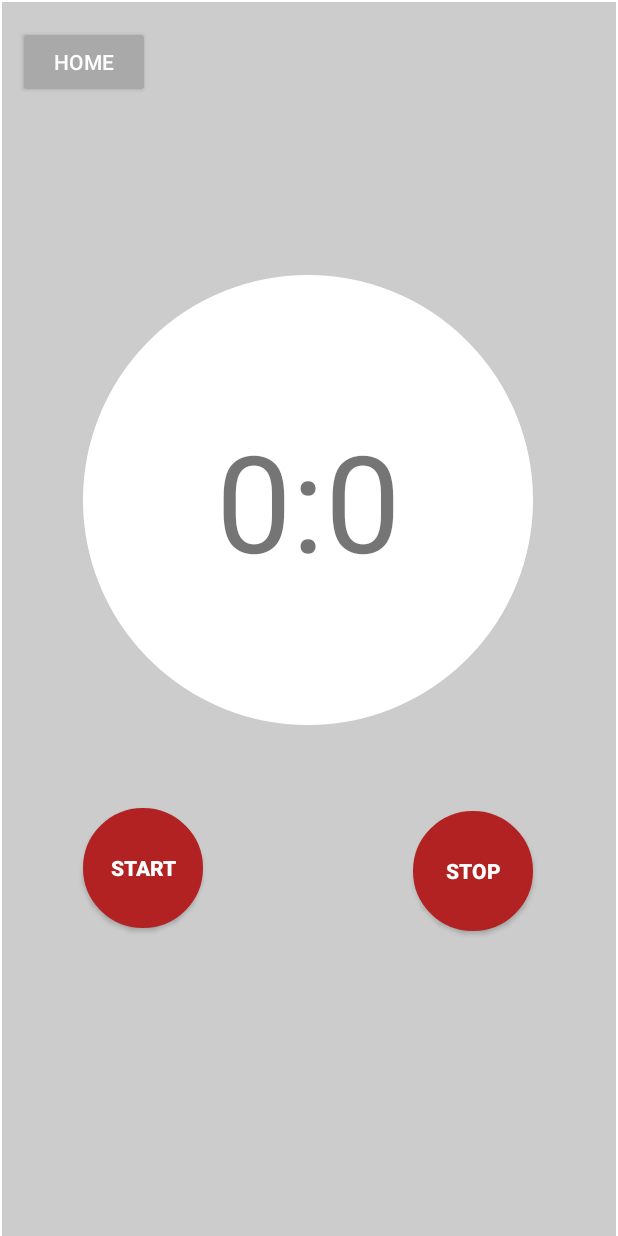
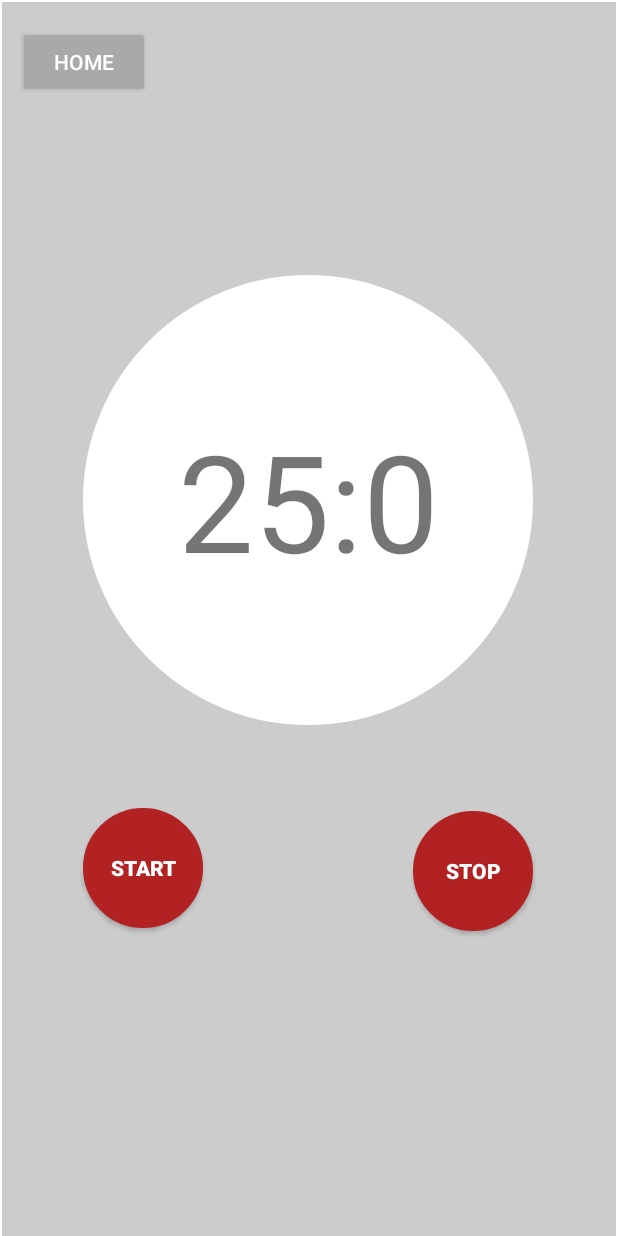
Before and after one commit to Nilufar-B/Android-Development-Labb-2, an Android app: the TimerFragment screen opened through its navigation route, on a phone screen of 412 x 824 dp. Run offline under Robolectric (Android 15) with nearby library versions, the phone set to English and light mode, and no system bars; Roboto replaces fonts that are not available here.

```diff
--- a/app/src/main/java/com/example/labb_2/TimerFragment.kt
+++ b/app/src/main/java/com/example/labb_2/TimerFragment.kt
@@ -49,7 +49,7 @@ class TimerFragment : Fragment() {
             repeatOnLifecycle(Lifecycle.State.STARTED){
                 timerViewModel.countdownState.collect{countdownValue ->
 
-                   val remainingMinutes = TimeUnit.SECONDS.toMinutes(countdownValue)
+                    val remainingMinutes = TimeUnit.SECONDS.toMinutes(countdownValue)
                     val remainingSeconds = countdownValue % 60
                     timer.text = "${remainingMinutes}:${remainingSeconds}"
 
--- a/app/src/main/java/com/example/labb_2/timer/TimerUiState.kt
+++ /dev/null
@@ -1,6 +0,0 @@
-package com.example.labb_2.timer
-
-class TimerUiState(
-    var initialTime: Long = 25L
-) {
-}
--- a/app/src/main/java/com/example/labb_2/timer/TimerViewModel.kt
+++ b/app/src/main/java/com/example/labb_2/timer/TimerViewModel.kt
@@ -8,7 +8,7 @@ import java.util.concurrent.TimeUnit
 
 class TimerViewModel: ViewModel() {
 
-    private val _countdownState = MutableStateFlow(0L)
+    private val _countdownState = MutableStateFlow(1500L)
     val countdownState: StateFlow<Long> = _countdownState
     private val initialTime = 25L //Initial time in minutes
     private var countdownJob: Job? = null
--- a/app/src/main/res/layout/fragment_timer.xml
+++ b/app/src/main/res/layout/fragment_timer.xml
@@ -38,7 +38,7 @@
                 android:layout_height="300dp"
                 android:background="@drawable/circle_timer"
                 android:gravity="center"
-                android:text=" "
+                android:text="25:00"
                 android:textSize="90sp"
                 app:layout_constraintBottom_toBottomOf="parent"
                 app:layout_constraintEnd_toEndOf="parent"
```
